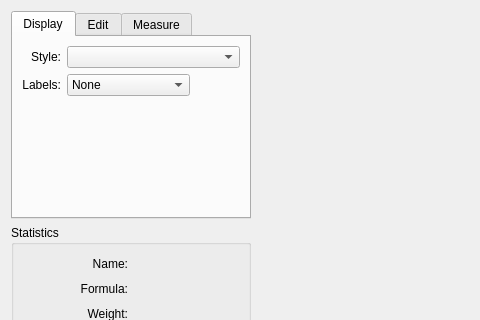
Before: the Qt Designer form src/tools/moleculeviewerwidget.ui in KDE/kalzium, drawn with Qt 5; both pictures show x 0 to 480 and y 0 to 320 of the 800 by 520 pixel window.
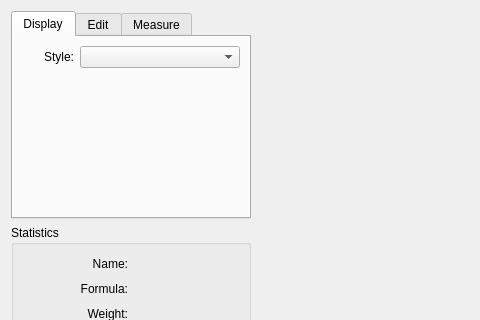
After: the same form once the commit is applied. Custom widgets are drawn as their Qt base class.

Commit message:
Remove atom label combobox
Avagadro2 lost functionality to display atom names in rewrite.

Patch:
```diff
--- a/src/tools/moleculeviewerwidget.ui
+++ b/src/tools/moleculeviewerwidget.ui
@@ -45,57 +45,15 @@
          <item row="0" column="1">
           <layout class="QHBoxLayout" name="horizontalLayout_5">
            <item>
-            <widget class="QComboBox" name="styleCombo"/>
-           </item>
-          </layout>
-         </item>
-         <item row="1" column="0">
-          <widget class="QLabel" name="label_5">
-           <property name="text">
-            <string>Labels:</string>
-           </property>
-           <property name="alignment">
-            <set>Qt::AlignRight|Qt::AlignTrailing|Qt::AlignVCenter</set>
-           </property>
-           <property name="buddy">
-            <cstring>styleCombo</cstring>
-           </property>
-          </widget>
-         </item>
-         <item row="1" column="1">
-          <layout class="QHBoxLayout" name="horizontalLayout_4">
-           <item>
-            <widget class="KComboBox" name="labelsCombo">
-             <item>
-              <property name="text">
-               <string comment="No element labels">None</string>
-              </property>
-             </item>
-             <item>
-              <property name="text">
-               <string>Element symbols</string>
-              </property>
-             </item>
-             <item>
-              <property name="text">
-               <string>Element names</string>
-              </property>
-             </item>
+            <widget class="QComboBox" name="styleCombo">
+             <property name="minimumSize">
+              <size>
+               <width>160</width>
+               <height>0</height>
+              </size>
+             </property>
             </widget>
            </item>
-           <item>
-            <spacer name="horizontalSpacer_7">
-             <property name="orientation">
-              <enum>Qt::Horizontal</enum>
-             </property>
-             <property name="sizeHint" stdset="0">
-              <size>
-               <width>40</width>
-               <height>20</height>
-              </size>
-             </property>
-            </spacer>
-           </item>
           </layout>
          </item>
         </layout>
```
Left out of the diff: 4 changed lines with no effect on the pictures. The commit also changes 3 other files.
